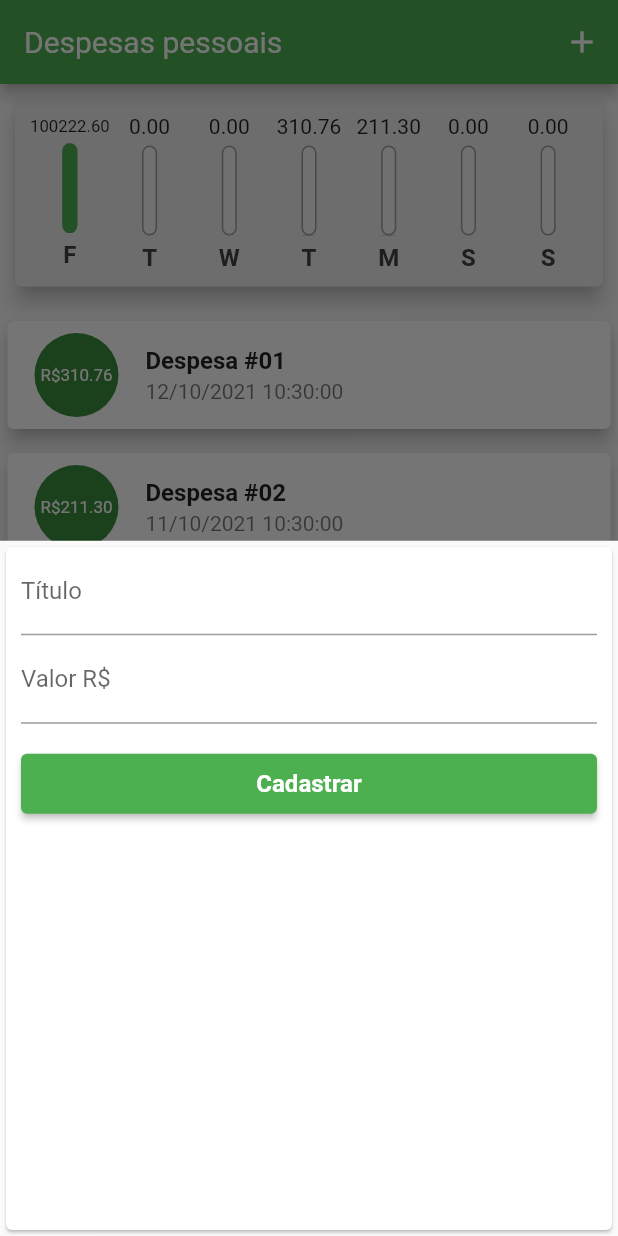
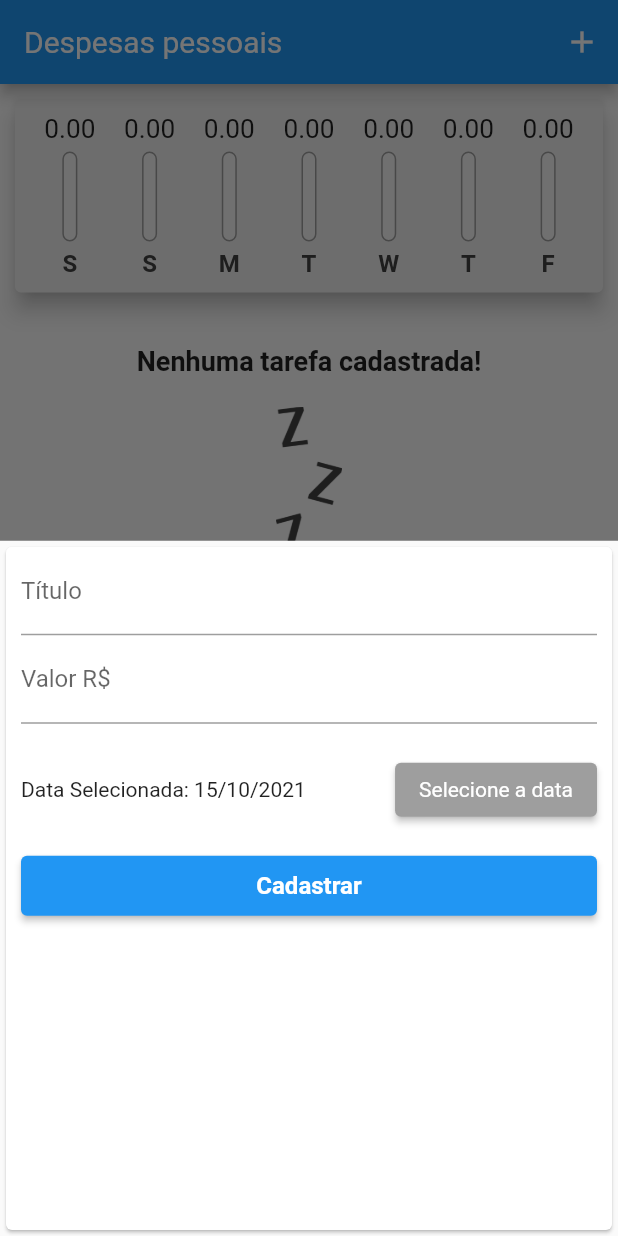
Before and after one commit to andersonribeirosi/expenses, a Flutter app: the screen it shows after launch, after a tap on the "add" icon, on a phone screen of 412 x 824 dp. Run offline on Flutter 3.47's test engine with Material 2 defaults, Android fonts, the light colour scheme and no system bars.

Commit message:
Chartbar finalizado

```diff
--- a/lib/components/chart.dart
+++ b/lib/components/chart.dart
@@ -23,15 +23,13 @@ class Chart extends StatelessWidget {
         if (someDay && someMonth && someYear) {
           totalSum += recentTransactions[i].value;
         }
-        // print(DateFormat.E().format(weekDay)[0]);
-        // print(totalSum);
       }
 
       return {
         'day': day,
         'value': totalSum.toStringAsFixed(2),
       };
-    });
+    }).reversed.toList();
   }
 
   double get _weekTotalValue {
@@ -56,7 +54,9 @@ class Chart extends StatelessWidget {
               child: ChartBar(
                 label: tr['day'].toString(),
                 value: double.parse(tr['value'].toString()),
-                percentage: double.parse(tr['value'].toString()) / _weekTotalValue,
+                percentage: _weekTotalValue == 0
+                    ? 0
+                    : double.parse(tr['value'].toString()) / _weekTotalValue,
               ),
             );
           }).toList(),
--- a/lib/components/chart_bar.dart
+++ b/lib/components/chart_bar.dart
@@ -13,7 +13,12 @@ class ChartBar extends StatelessWidget {
     return Column(
       children: [
         // Text('R\$${value.toStringAsFixed(2)}'),
-        FittedBox(child: Text(value.toStringAsFixed(2))),
+        Container(
+          height: 20,
+          child: FittedBox(
+            child: Text(value.toStringAsFixed(2)),
+          ),
+        ),
         SizedBox(
           height: 5,
         ),
@@ -48,7 +53,10 @@ class ChartBar extends StatelessWidget {
         ),
         Text(
           label,
-          style: TextStyle(color: Colors.grey[800], fontSize: 16, fontWeight: FontWeight.bold),
+          style: TextStyle(
+              color: Colors.grey[800],
+              fontSize: 16,
+              fontWeight: FontWeight.bold),
         )
       ],
     );
--- a/lib/components/transaction_form.dart
+++ b/lib/components/transaction_form.dart
@@ -1,7 +1,8 @@
 import 'package:flutter/material.dart';
+import 'package:intl/intl.dart';
 
 class TransactionForm extends StatefulWidget {
-  final void Function(String, double)? onSubmit;
+  final void Function(String, double, DateTime)? onSubmit;
 
   TransactionForm(this.onSubmit);
 
@@ -10,18 +11,35 @@ class TransactionForm extends StatefulWidget {
 }
 
 class _TransactionFormState extends State<TransactionForm> {
-  final titleController = TextEditingController();
-
-  final valueDoubleController = TextEditingController();
+  final _titleController = TextEditingController();
+  final _valueController = TextEditingController();
+  var _selectedDate = DateTime.now();
 
   _submitform() {
-    final title = titleController.text;
-    final value = double.tryParse(valueDoubleController.text) ?? 0.0;
+    final title = _titleController.text;
+    final value = double.tryParse(_valueController.text) ?? 0.0;
 
-    if (title.isEmpty || value <= 0) {
+    if (title.isEmpty || value <= 0 || _selectedDate == null) {
       return;
     }
-    widget.onSubmit!(title, value);
+    widget.onSubmit!(title, value, _selectedDate);
+  }
+
+  _showDatePicker() {
+    showDatePicker(
+            context: context,
+            initialDate: DateTime.now(),
+            firstDate: DateTime(2019),
+            lastDate: DateTime.now())
+        .then((value) {
+      if (_selectedDate == null) {
+        return;
+      } else {
+        setState(() {
+          _selectedDate = value!;
+        });
+      }
+    });
   }
 
   @override
@@ -32,14 +50,32 @@ class _TransactionFormState extends State<TransactionForm> {
         child: Column(
           children: [
             TextField(
-              controller: titleController,
+              controller: _titleController,
               decoration: InputDecoration(labelText: 'Título'),
             ),
             TextField(
               keyboardType: TextInputType.numberWithOptions(decimal: true),
-              controller: valueDoubleController,
-              onSubmitted: (_) => _submitform(),
+              controller: _valueController,
+              // onSubmitted: (_) => _submitform(),
               decoration: InputDecoration(labelText: 'Valor R\$'),
+            ),
+            SizedBox(
+              height: 20,
+            ),
+            Row(
+              // mainAxisAlignment: MainAxisAlignment.spaceAround,
+              children: [
+                Expanded(
+                    child: Text(_selectedDate == null
+                        ? 'Nenhuma data selecionada'
+                        : 'Data Selecionada: ${DateFormat('dd/MM/yyyy').format(_selectedDate)}')),
+                ElevatedButton(
+                    style: ElevatedButton.styleFrom(
+                      primary: Colors.grey,
+                    ),
+                    onPressed: _showDatePicker,
+                    child: Text('Selecione a data'))
+              ],
             ),
             Padding(
               padding: const EdgeInsets.only(top: 20),
--- a/lib/main.dart
+++ b/lib/main.dart
@@ -17,7 +17,7 @@ class MyExpenses extends StatelessWidget {
     return MaterialApp(
       home: HomePage(),
       theme: ThemeData(
-        primarySwatch: Colors.green,
+        primarySwatch: Colors.blue,
         fontFamily: 'Roboto',
         // cardColor: Colors.grey[300],
         textTheme: const TextTheme(),
@@ -33,26 +33,26 @@ class HomePage extends StatefulWidget {
 
 class _HomePageState extends State<HomePage> {
   final List<Transaction> _transactions = [
-    Transaction(
-        id: '1',
-        title: 'Despesa #01',
-        value: 310.76,
-        date: DateTime.now().subtract(Duration(days: 3))),
-    Transaction(
-        id: '2',
-        title: 'Despesa #02',
-        value: 211.30,
-        date: DateTime.now().subtract(Duration(days: 4))),
-    Transaction(
-        id: '3',
-        title: 'Despesa #03',
-        value: 100211.30,
-        date: DateTime.now()),
-    Transaction(
-        id: '4',
-        title: 'Despesa #04',
-        value: 11.30,
-        date: DateTime.now()),
+    // Transaction(
+    //     id: '1',
+    //     title: 'Despesa #01',
+    //     value: 310.76,
+    //     date: DateTime.now().subtract(Duration(days: 3))),
+    // Transaction(
+    //     id: '2',
+    //     title: 'Despesa #02',
+    //     value: 211.30,
+    //     date: DateTime.now().subtract(Duration(days: 4))),
+    // Transaction(
+    //     id: '3',
+    //     title: 'Despesa #03',
+    //     value: 211.30,
+    //     date: DateTime.now()),
+    // Transaction(
+    //     id: '4',
+    //     title: 'Despesa #04',
+    //     value: 11.30,
+    //     date: DateTime.now()),
   ];
 
   List<Transaction> get _recentTransactions {
@@ -63,12 +63,14 @@ class _HomePageState extends State<HomePage> {
     }).toList();
   }
 
-  _addTransaction(String title, double value) {
+  _addTransaction(String title, double value, DateTime date) {
     final newTransaction = Transaction(
-        id: Random().nextDouble().toString(),
-        title: title,
-        value: value,
-        date: DateTime.now());
+      id: Random().nextDouble().toString(),
+      title: title,
+      value: value,
+      // date: DateTime.now());
+      date: date,
+    );
 
     setState(() {
       _transactions.add(newTransaction);
```
